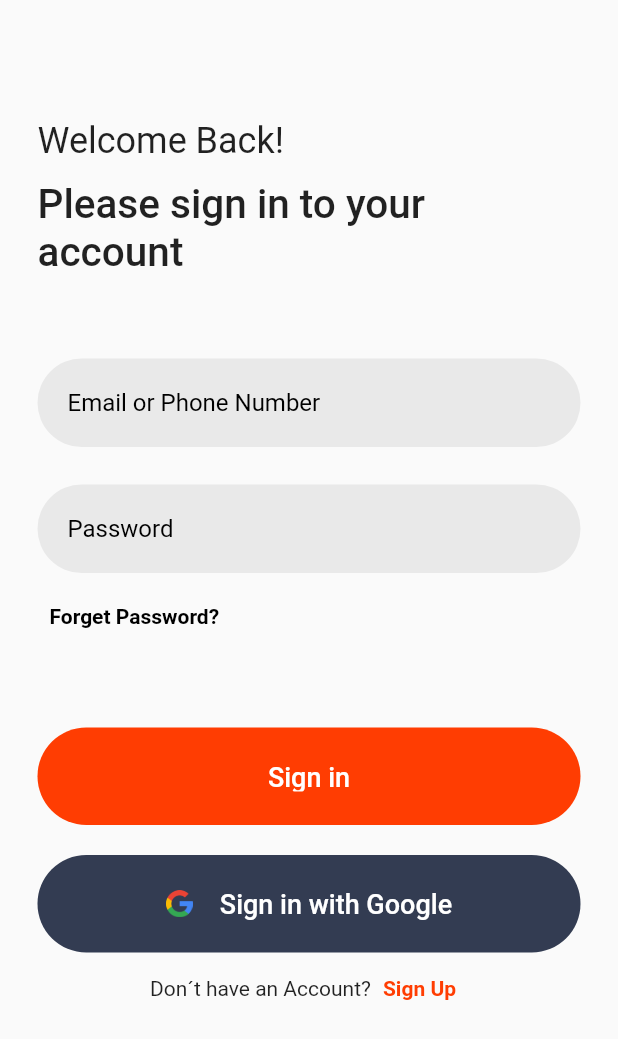
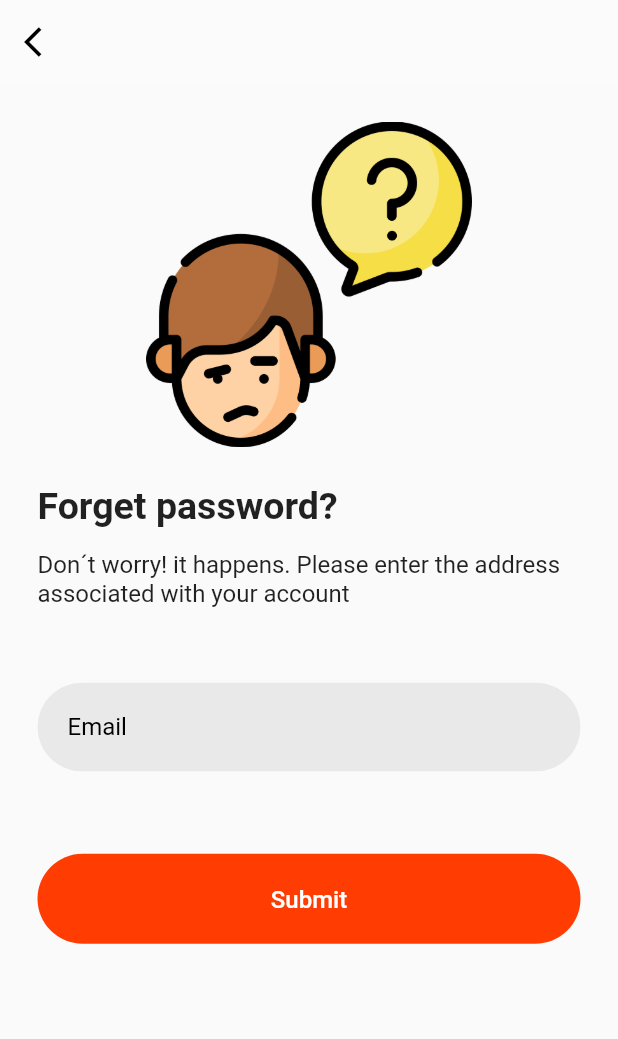
Before and after one commit to PaulAFC14/API_ACO, a Flutter app: the screen it shows after launch, after a tap on "Forget Password?", on a phone screen of 412 x 824 dp. Shown: the top 1039 px of the screen. Run offline on Flutter 3.47's test engine with Material 2 defaults, Android fonts, the phone set to English and light mode, and no system bars; missing offline and left inert: dart:ffi.

Commit message:
Upload--> 2st Update
Login y forgetpass funcional

```diff
--- a/lib/src/reusable/methods/routes.dart
+++ b/lib/src/reusable/methods/routes.dart
@@ -1,3 +1,4 @@
+import 'package:aco/src/screens/forget_pass.dart';
 import 'package:aco/src/splash/splash.dart';
 import 'package:flutter/material.dart';
 
@@ -13,8 +14,10 @@ class Routes{
         MaterialPageRoute(builder: ((context) => const LoginScreen())));
   }
 
-  goToSP() {
+  goToForgotPass() {
     Navigator.of(context).pushReplacement(
-        MaterialPageRoute(builder: ((context) => const SplashScreen())));
+        MaterialPageRoute(builder: ((context) => const ForgetPassScreen())));
   }
+
+
 }
--- /dev/null
+++ b/lib/src/screens/forget_pass.dart
@@ -0,0 +1,120 @@
+import 'package:aco/src/reusable/methods/filters.dart';
+import 'package:aco/src/reusable/methods/routes.dart';
+import 'package:aco/src/reusable/widgets/dialogs.dart';
+import 'package:aco/src/reusable/widgets/input_text.dart';
+import 'package:aco/src/reusable/widgets/roundedButton.dart';
+import 'package:aco/src/screens/login.dart';
+import 'package:flutter/material.dart';
+import 'package:flutter/src/foundation/key.dart';
+import 'package:flutter/src/widgets/framework.dart';
+import 'package:http/http.dart' as http;
+
+class ForgetPassScreen extends StatefulWidget {
+  const ForgetPassScreen({Key? key}) : super(key: key);
+
+  @override
+  State<ForgetPassScreen> createState() => _ForgetPassScreenState();
+}
+
+class _ForgetPassScreenState extends State<ForgetPassScreen> {
+
+  final formKey = GlobalKey<FormState>();
+
+  final mailController = TextEditingController();
+  Color mailColor = Color.fromARGB(255, 233, 233, 233);
+  String mail = '';
+  bool empty = false;
+
+  @override
+  Widget build(BuildContext context) {
+    double wd = MediaQuery.of(context).size.width;
+    wd = wd - 50;
+
+    return Scaffold(
+      appBar: AppBar(
+        elevation: 0,
+        backgroundColor: Colors.white10,
+        leading: IconButton(
+          onPressed: (() => Routes(context).goToLogin()),
+          icon: const Icon(Icons.arrow_back_ios), color: Colors.black,),
+      ),
+      body: Padding(
+        padding: const EdgeInsets.symmetric(vertical: 25, horizontal: 25),
+        child: ListView(
+          children: <Widget>[
+            Container(
+              width: wd*(.6),
+              height: wd*(.6),
+              margin: EdgeInsets.symmetric(horizontal: wd*(.2)),
+              child: Image.asset('assets/img/forgot_guy.png',),
+            ),
+            const SizedBox(height: 25),
+            const Text(
+              'Forget password?',
+              style: TextStyle(fontWeight: FontWeight.w600, fontSize: 25),
+            ),
+            const SizedBox(height: 15),
+            const Text(
+              'Don´t worry! it happens. Please enter the address associated with your account',
+              style: TextStyle(fontSize: 16),
+            ),
+            SizedBox(height: 50),
+            Form(
+              key: formKey,
+              child: Column(
+                children: [
+                  InputText().generateInputForm(
+                    context, controller: mailController, hide: false,
+                    hint: 'Email', width: 0, color: mailColor
+                  ),
+                  SizedBox(height: 5),
+                  InputText().EmptyLabel(context, label: 'Missing email', active: empty)
+                ],
+              ),
+            ),
+            SizedBox(height: 50),
+            RoundedButton(
+              backgroundColor: Theme.of(context).primaryColor, color: Colors.white, txt: 'Submit',
+              height: 60, width: 0
+            ).TextButton(context, onPressed: submit, fontSize: 16)
+
+
+          ],
+        ),
+      )
+    );
+  }
+
+  submit() {
+    mail = Filters().getInputValue(mailController);
+
+    setState(() {
+      mailColor = Filters().EmptyInputColor(context, mail);
+      empty = Filters().EmptyInputLabel(mail);
+    });
+
+    List<String> colecctcion = [mail];
+    if(Filters().checkColection(colecctcion: colecctcion)){
+      send();
+    }
+  }
+
+  Future<void> send() async{
+    var request = http.MultipartRequest('POST', Uri.parse('https://crud.jonathansoto.mx/api/forgot-password'));
+    request.fields.addAll({
+      'email': mail
+    });
+
+
+    http.StreamedResponse response = await request.send();
+
+    if (response.statusCode == 200) {
+      print(await response.stream.bytesToString());
+      MyDialog(context).SuccessfullySent();
+    }
+    else {
+      print(response.reasonPhrase);
+
+    }
+  }
+}
--- a/lib/src/screens/login.dart
+++ b/lib/src/screens/login.dart
@@ -25,8 +25,8 @@ class _LoginScreenState extends State<LoginScreen> {
 
   final formKey = GlobalKey<FormState>();
 
-  late final userController = TextEditingController();
-  late final passController = TextEditingController();
+  final userController = TextEditingController();
+  final passController = TextEditingController();
 
   Color userColor = Color.fromARGB(255, 233, 233, 233);
   Color passColor = Color.fromARGB(255, 233, 233, 233);
@@ -99,7 +99,7 @@ class _LoginScreenState extends State<LoginScreen> {
                         padding: EdgeInsets.zero,
                         child: TextButton(
                           style: TextButton.styleFrom(primary: Colors.black),
-                          onPressed: () {},//(() => Routes(context).goToForgetPass()),
+                          onPressed: (() => Routes(context).goToForgotPass()),
                           child: const Text('Forget Password?',
                               textAlign: TextAlign.right,
                               style: TextStyle(fontWeight: FontWeight.w600)),
@@ -108,12 +108,12 @@ class _LoginScreenState extends State<LoginScreen> {
                       SizedBox(height: 50,),
                       RoundedButton(
                         backgroundColor: Theme.of(context).primaryColor,
-                        color: Colors.white, txt: 'Sign in', height: 65, width: 0)
-                        .TextButton(context, onPressed: test/*(() => Routes(context).goToLogin())*/, fontSize: 18),
+                        color: Colors.white, txt: 'Sign in', height: 60, width: 0)
+                        .TextButton(context, onPressed: goToLogin, fontSize: 18),
                       SizedBox(height: 20),
                       RoundedButton(
                         backgroundColor: Theme.of(context).primaryColorDark,
-                        color: Colors.white, txt: 'Sign in with Google', height: 65, width: 0)
+                        color: Colors.white, txt: 'Sign in with Google', height: 60, width: 0)
                         .ImgTextButton(context, onPressed: (() => Routes(context).goToLogin()), fontSize: 18, path: 'assets/img/google.png'),
                       Row(
                         mainAxisAlignment: MainAxisAlignment.center,
@@ -134,7 +134,7 @@ class _LoginScreenState extends State<LoginScreen> {
             )));
   }
 
-  test(){
+  goToLogin(){
     user = Filters().getInputValue(userController);
     pass = Filters().getInputValue(passController);
 
@@ -147,12 +147,12 @@ class _LoginScreenState extends State<LoginScreen> {
 
     List<String> colecctcion = [user, pass];
     if(Filters().checkColection(colecctcion: colecctcion)){
-      Login();
+      login();
     }
 
   }
 
-  Future<void> Login() async {
+  Future<void> login() async {
     var request = http.MultipartRequest('POST', Uri.parse('https://crud.jonathansoto.mx/api/login'));
     request.fields.addAll({
       'email': user,
@@ -167,13 +167,17 @@ class _LoginScreenState extends State<LoginScreen> {
       MyDialog(context).SuccessfulLogin();
 
       Future.delayed(Duration(seconds: 3)).then((value) {
-        Routes(context).goToSP();
+        Navigator.pop(context);
       });
 
     }
     else {
       print(response.reasonPhrase);
       MyDialog(context).LoginFailed();
+
+      Future.delayed(Duration(seconds: 2)).then((value) {
+        Navigator.pop(context);
+      });
 
     }
   }
```
Also changed, not shown: lib/src/reusable/widgets/dialogs.dart (+35 -0 lines).
